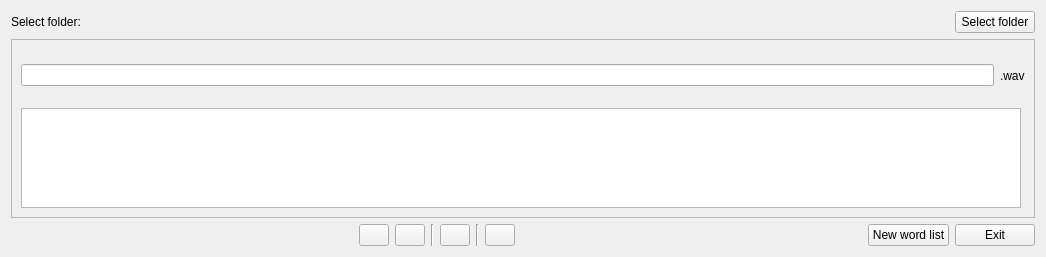
davidlamhauge/daspelling, file recordwords.ui: the form before one commit.
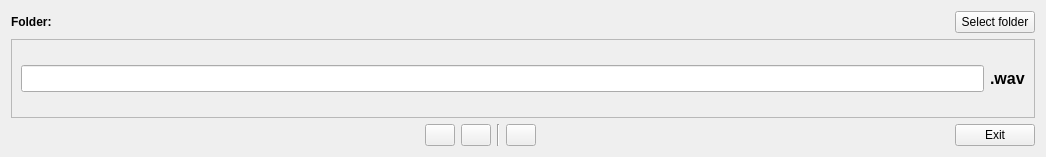
The form after the commit. Icons and pictures are not drawn.

Commit message: Nice and easy solution without waveform

The edit to the form file:
```diff
--- a/recordwords.ui
+++ b/recordwords.ui
@@ -7,7 +7,7 @@
     <x>0</x>
     <y>0</y>
     <width>1046</width>
-    <height>257</height>
+    <height>157</height>
    </rect>
   </property>
   <property name="maximumSize">
@@ -28,8 +28,13 @@
     <layout class="QHBoxLayout" name="hlSelectFolder">
      <item>
       <widget class="QLabel" name="labSelectWordPath">
+       <property name="font">
+        <font>
+         <bold>true</bold>
+        </font>
+       </property>
        <property name="text">
-        <string>Select folder:</string>
+        <string>Folder:</string>
        </property>
       </widget>
      </item>
@@ -75,6 +80,12 @@
        <layout class="QHBoxLayout" name="horizontalLayout">
         <item>
          <widget class="QLineEdit" name="leWordPrefix">
+          <property name="font">
+           <font>
+            <pointsize>12</pointsize>
+            <bold>true</bold>
+           </font>
+          </property>
           <property name="text">
            <string notr="true"/>
           </property>
@@ -85,6 +96,12 @@
         </item>
         <item>
          <widget class="QLabel" name="labSuffix">
+          <property name="font">
+           <font>
+            <pointsize>12</pointsize>
+            <bold>true</bold>
+           </font>
+          </property>
           <property name="text">
            <string>.wav</string>
           </property>
@@ -92,34 +109,6 @@
         </item>
        </layout>
       </item>
-      <item>
-       <widget class="QGraphicsView" name="gvWave">
-        <property name="sizePolicy">
-         <sizepolicy hsizetype="Expanding" vsizetype="Fixed">
-          <horstretch>0</horstretch>
-          <verstretch>0</verstretch>
-         </sizepolicy>
-        </property>
-        <property name="minimumSize">
-         <size>
-          <width>1000</width>
-          <height>100</height>
-         </size>
-        </property>
-        <property name="maximumSize">
-         <size>
-          <width>1000</width>
-          <height>100</height>
-         </size>
-        </property>
-        <property name="verticalScrollBarPolicy">
-         <enum>Qt::ScrollBarAlwaysOff</enum>
-        </property>
-        <property name="horizontalScrollBarPolicy">
-         <enum>Qt::ScrollBarAlwaysOff</enum>
-        </property>
-       </widget>
-      </item>
      </layout>
     </widget>
    </item>
@@ -202,33 +191,6 @@
        </property>
       </widget>
      </item>
-     <item>
-      <widget class="Line" name="line_2">
-       <property name="orientation">
-        <enum>Qt::Vertical</enum>
-       </property>
-      </widget>
-     </item>
-     <item>
-      <widget class="QPushButton" name="btnSaveRecording">
-       <property name="maximumSize">
-        <size>
-         <width>30</width>
-         <height>30</height>
-        </size>
-       </property>
-       <property name="toolTip">
-        <string>Save selection</string>
-       </property>
-       <property name="text">
-        <string notr="true"/>
-       </property>
-       <property name="icon">
-        <iconset resource="icons.qrc">
-         <normaloff>:/icons/save.png</normaloff>:/icons/save.png</iconset>
-       </property>
-      </widget>
-     </item>
      <item>
       <spacer name="horizontalSpacer_4">
        <property name="orientation">
@@ -242,13 +204,6 @@
        </property>
       </spacer>
      </item>
-     <item>
-      <widget class="QPushButton" name="btnNewWordList">
-       <property name="text">
-        <string>New word list</string>
-       </property>
-      </widget>
-     </item>
      <item>
       <widget class="QPushButton" name="btnFinished">
        <property name="text">
```
The commit also changes 2 other files.
